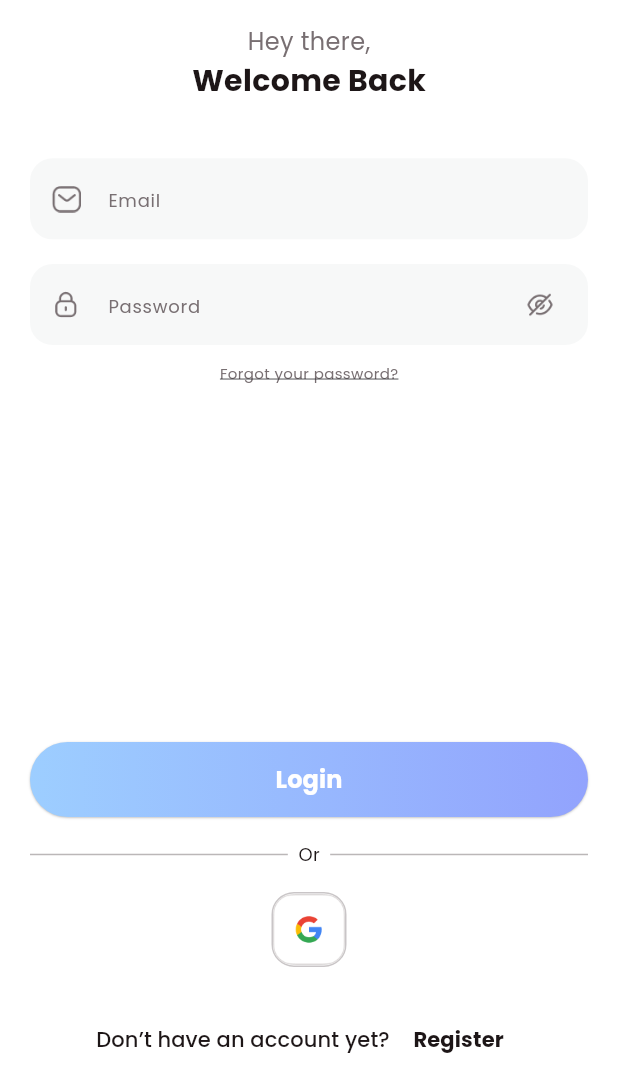
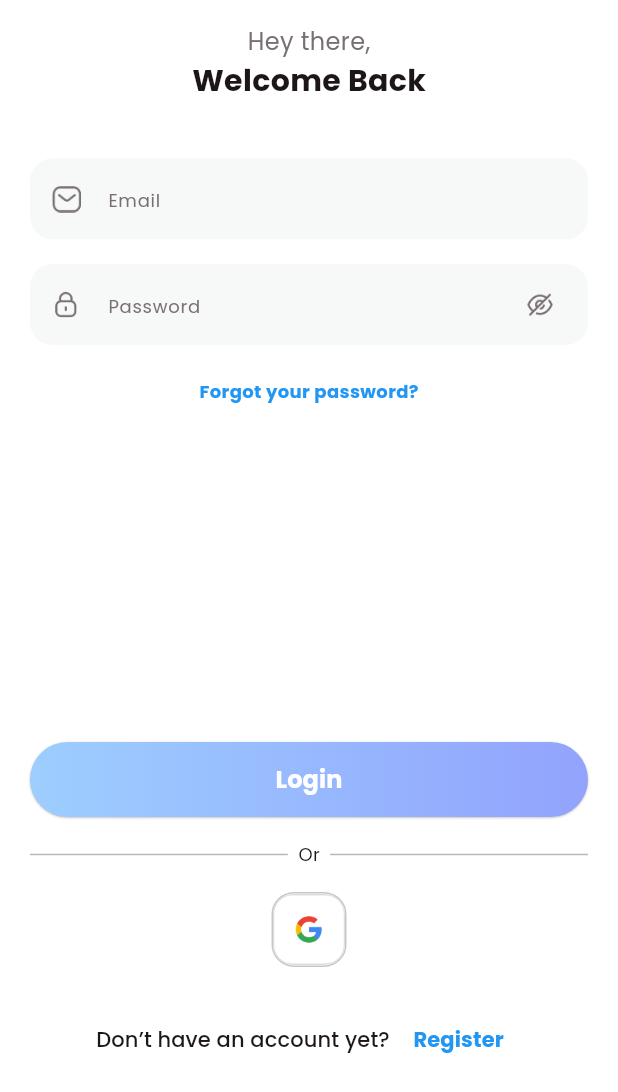
Before and after one commit to joviitt/Fitness-App_MP, a Flutter app: the screen it shows after launch, on a phone screen of 412 x 824 dp. Shown: the top 1092 px of the screen. Run offline on Flutter 3.47's test engine with Material 3 defaults, Android fonts, the light colour scheme and no system bars; our stand-ins replace carousel_slider, cloud_firestore, firebase_auth, firebase_core, fl_chart, google_sign_in and 1 more; missing offline and left inert: dotted_dashed_line, fitness; accounts and stored records are empty.

Commit message:
first_commit

```diff
--- a/lib/view/login/login_view.dart
+++ b/lib/view/login/login_view.dart
@@ -5,6 +5,7 @@
 import 'package:fitness_loginpage/common_widget/round_button.dart';
 import 'package:fitness_loginpage/common_widget/round_textfield.dart';
 import 'package:fitness_loginpage/controllers/login_controller.dart';
+import 'package:fitness_loginpage/view/login/forgotpassword_view.dart';
 // ignore: unused_import
 import 'package:fitness_loginpage/view/login/profile.dart';
 import 'package:fitness_loginpage/view/login/signup_view.dart';
@@ -89,14 +90,22 @@ class _LoginViewState extends State<LoginView> {
                   mainAxisAlignment: MainAxisAlignment.center,
                   children: [
                     SizedBox(
-                  height: media.width * 0.09,
+                  height: media.width * 0.15,
                             ),
-                    Text(
-                      "Forgot your password?",
-                      style: TextStyle(
-                          color: TColor.gray,
-                          fontSize: 10,
-                          decoration: TextDecoration.underline),
+                    GestureDetector(
+                      onTap: () {
+                        Navigator.push(context, MaterialPageRoute(builder: (context)
+                        {
+                          return ForgotPasswordPage();
+                        },));
+                      },
+                      child: Text(
+                        "Forgot your password?",
+                        style: TextStyle(
+                                color: Colors.blue,
+                                fontSize: 12,
+                                fontWeight: FontWeight.w700),
+                      ),
                     ),
                   ],
                 ),
@@ -204,7 +213,7 @@ class _LoginViewState extends State<LoginView> {
                         child: Text(
                           "Register",
                           style: TextStyle(
-                              color: TColor.black,
+                              color: Colors.blue,
                               fontSize: 14,
                               fontWeight: FontWeight.w700),
                         ),
```
Also changed, not shown: lib/view/login/forgotpassword_view.dart (added, +17 -0 lines).
